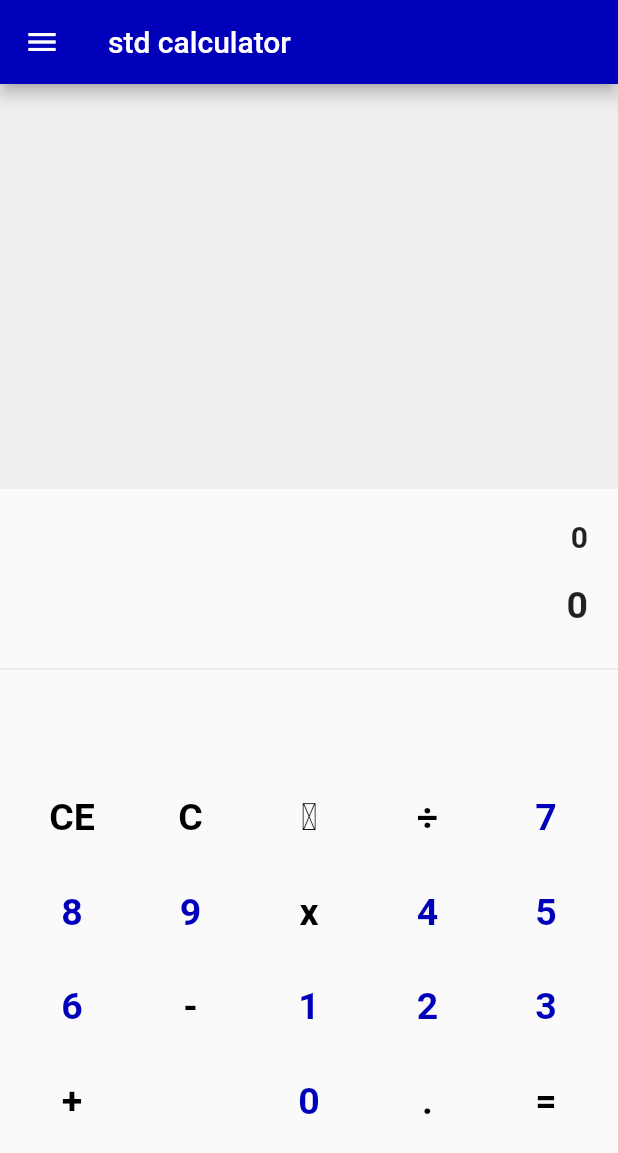
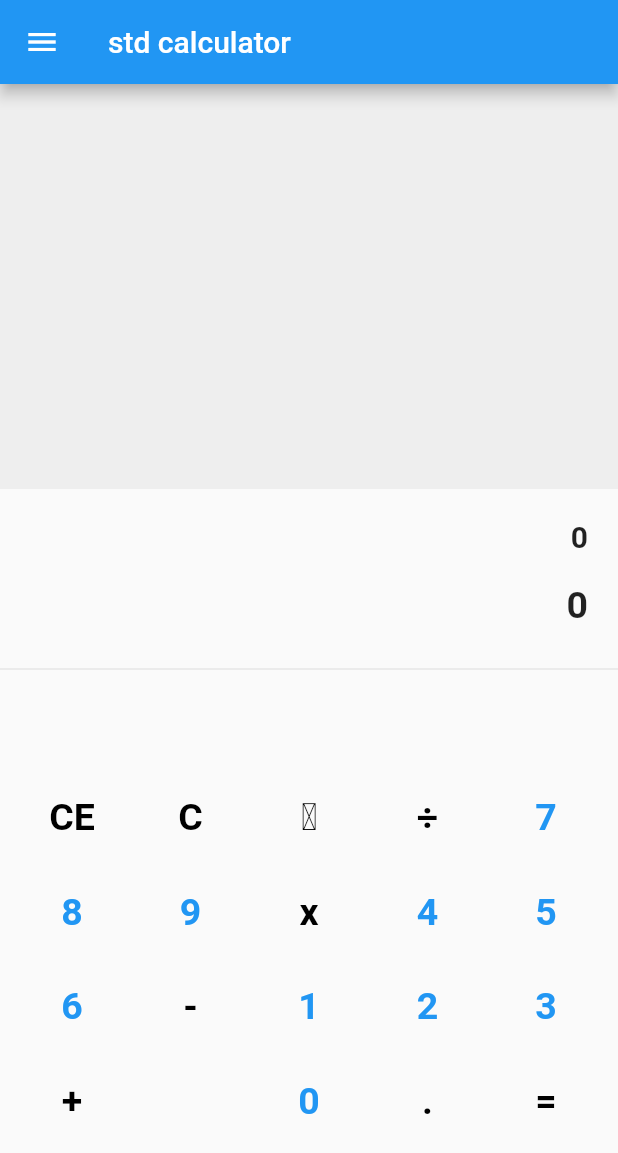
Before and after one commit to tuuhin/calculator_, a Flutter app: the screen it shows after launch, scrolled down 348 dp, on a phone screen of 412 x 824 dp. Shown: the top 1153 px of the screen. Run offline on Flutter 3.47's test engine with Material 2 defaults, Android fonts, the phone set to English and light mode, and no system bars; our stand-ins replace math_expressions, shared_preferences; network calls fail.

Commit message:
just some theme changes

```diff
--- a/lib/main.dart
+++ b/lib/main.dart
@@ -25,11 +25,9 @@ class MyApp extends StatelessWidget {
         title: 'Converter',
         debugShowCheckedModeBanner: false,
         darkTheme: ThemeData(
-          colorScheme: ColorScheme.highContrastDark(),
+          colorScheme: ColorScheme.dark(),
         ),
-        theme: ThemeData(
-          colorScheme: ColorScheme.highContrastLight(),
-        ),
+        theme: ThemeData(primarySwatch: Colors.blue),
         home: const StandardCalculator());
   }
 }
```
